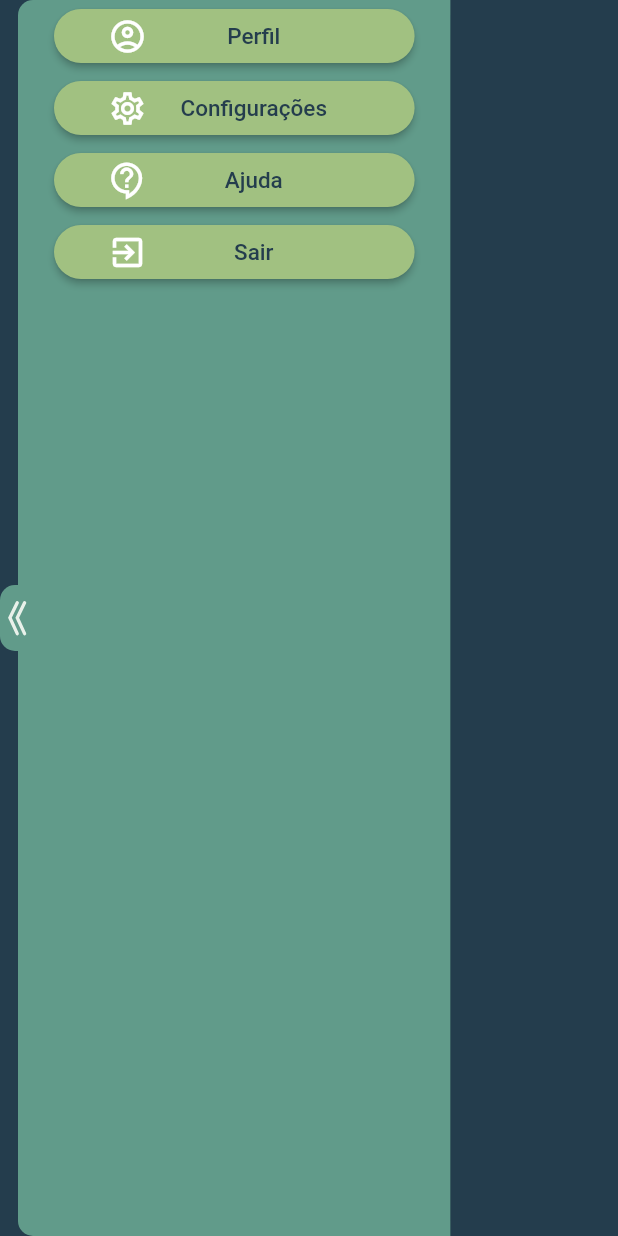
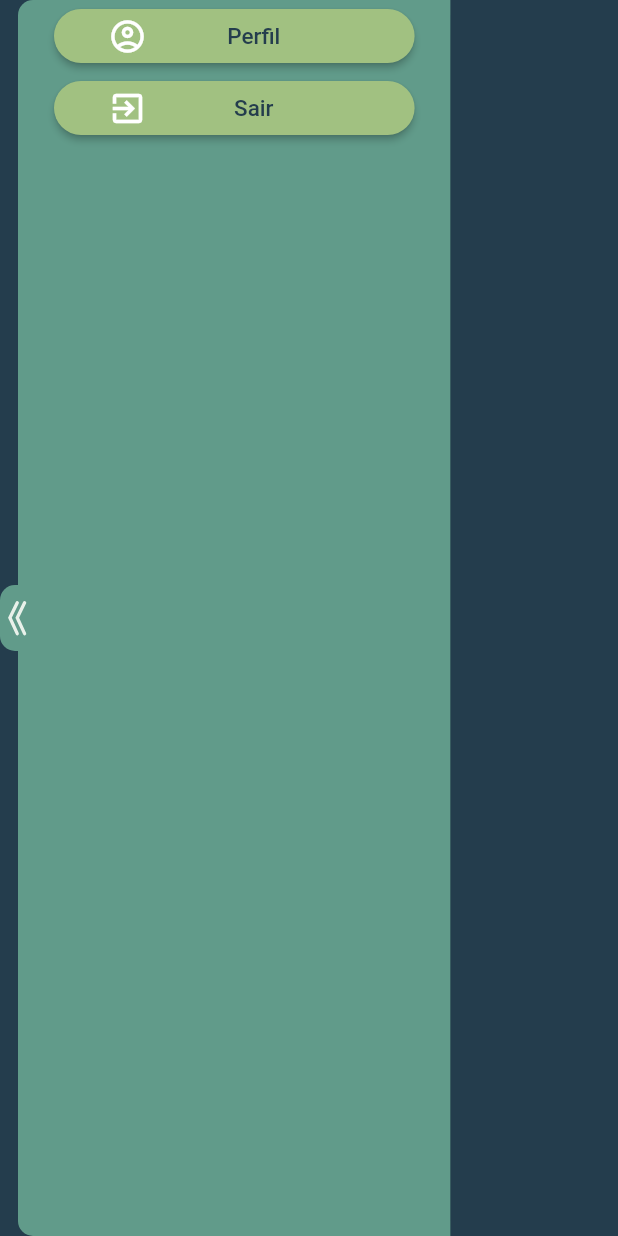
Before and after one commit to proz-tecnologia/PIT02GP10, a Flutter app: the CustomDrawer widget shown alone on an empty page, opened directly, on a phone screen of 412 x 824 dp. Run offline on Flutter 3.47's test engine with Material 2 defaults, Android fonts, the phone set to English and light mode, and no system bars; drawn by our look-alikes of overlay_support; our stand-ins replace cloud_firestore, date_time_picker, firebase_auth, firebase_core, firebase_crashlytics, flutter_masked_text2 and 5 more; missing offline and left inert: validatorless; accounts and stored records are empty; statements that could not run were skipped.

Commit message:
removed unused drawer items

```diff
--- a/lib/src/modules/home/components/drawer/custom_drawer.dart
+++ b/lib/src/modules/home/components/drawer/custom_drawer.dart
@@ -37,20 +37,6 @@ class CustomDrawer extends StatelessWidget {
                   ),
                   DrawerMenuItem(
                     onPressed: () {
-                      Navigator.pop(context);
-                    },
-                    icon: Icons.settings_outlined,
-                    title: "Configurações",
-                  ),
-                  DrawerMenuItem(
-                    onPressed: () {
-                      Navigator.pop(context);
-                    },
-                    icon: Icons.contact_support_outlined,
-                    title: "Ajuda",
-                  ),
-                  DrawerMenuItem(
-                    onPressed: () {
                       onLogout();
                       Navigator.pop(context);
                     },
```
